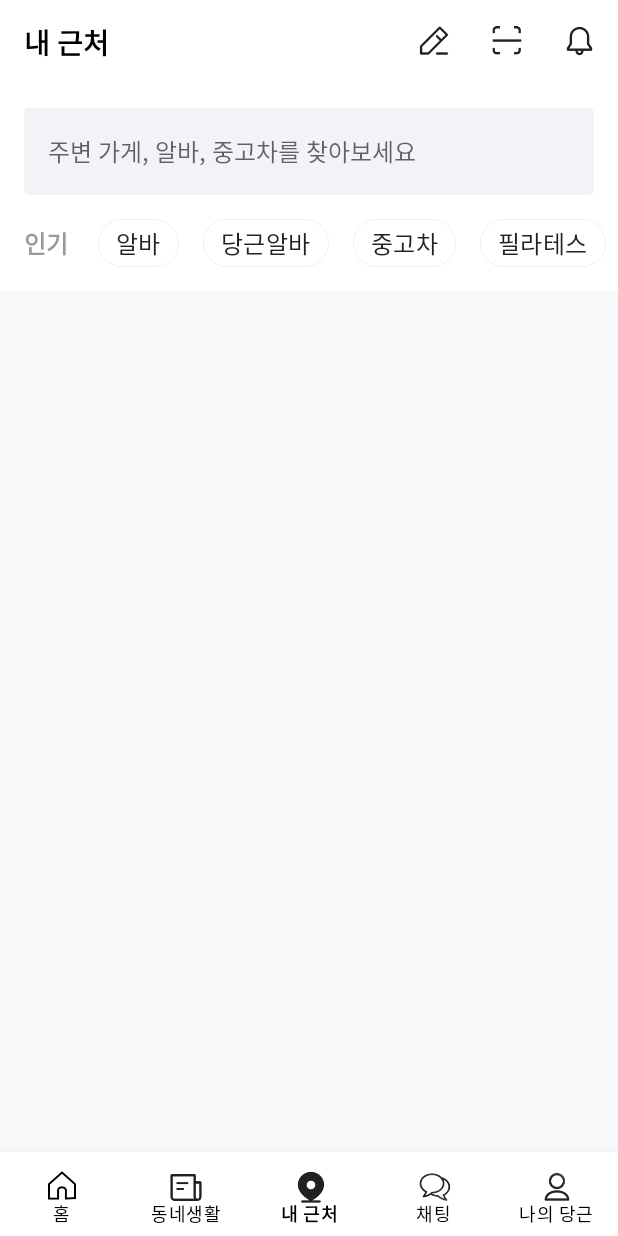
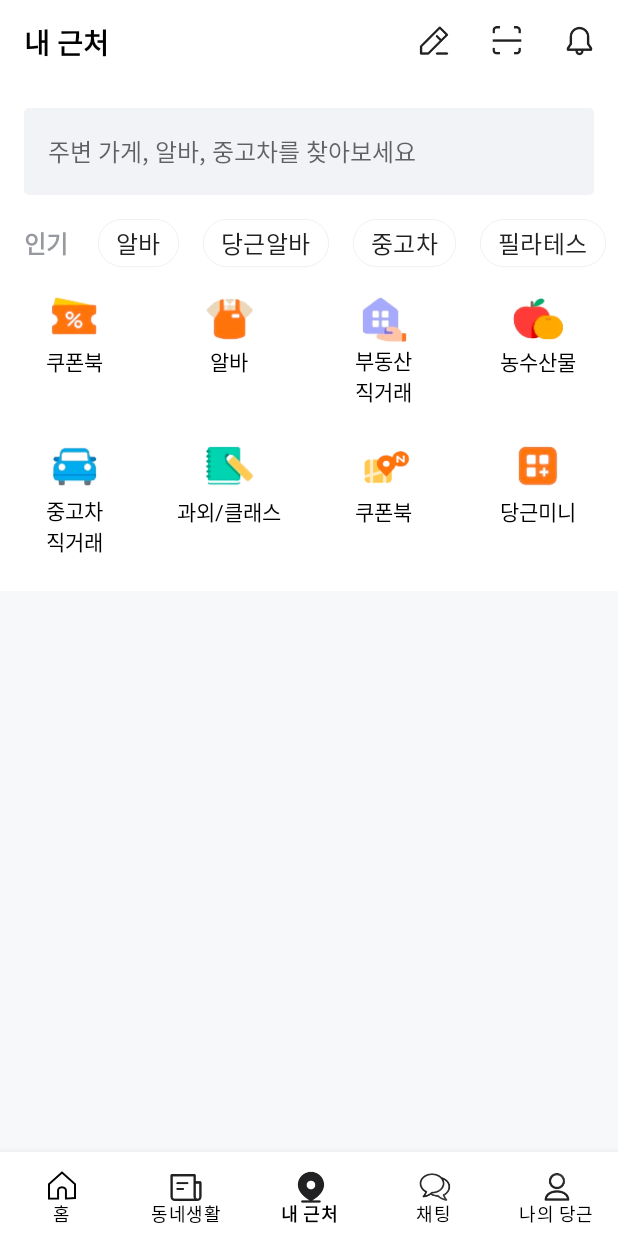
Before and after one commit to joye-seo/carrot_market, an Android app: the screen it shows after launch (MainActivity), item 3 of the bottom bar chosen, on a phone screen of 412 x 824 dp. Run offline under Robolectric (Android 15) with nearby library versions, the phone set to English and light mode, and no system bars.

Commit message:
디테일액티비티 추가 (화면구성못함) & gridLayoutmanager 사용

```diff
--- /dev/null
+++ b/app/src/main/java/com/example/week3_carrot_market/adapter/AroundAdapter.kt
@@ -0,0 +1,38 @@
+package com.example.week3_carrot_market.adapter
+
+import android.view.LayoutInflater
+import android.view.ViewGroup
+import androidx.recyclerview.widget.RecyclerView
+import com.bumptech.glide.Glide
+import com.example.week3_carrot_market.data.Around
+import com.example.week3_carrot_market.databinding.ItemAroundListBinding
+
+class AroundAdapter(private val around: List<Around>) : RecyclerView.Adapter<AroundAdapter.HomeViewHolder>() {
+
+    override fun onCreateViewHolder(parent: ViewGroup, viewType: Int): HomeViewHolder {
+
+        return HomeViewHolder(ItemAroundListBinding.inflate(LayoutInflater.from(parent.context), parent, false))
+
+    }
+
+    override fun onBindViewHolder(holder: HomeViewHolder, position: Int) {
+
+        holder.bind(around[position])
+
+    }
+
+    override fun getItemCount(): Int = around.size
+
+    inner class HomeViewHolder(private val binding: ItemAroundListBinding) : RecyclerView.ViewHolder(binding.root) {
+
+        fun bind(around: Around) {
+
+            Glide.with(itemView)
+                .load(around.profileImg)
+                .into(binding.ivIcon)
+
+            binding.tvIcon.text = around.name
+        }
+    }
+
+}
--- a/app/src/main/java/com/example/week3_carrot_market/ChatAdapter.kt
+++ b/app/src/main/java/com/example/week3_carrot_market/adapter/ChatAdapter.kt
@@ -1,4 +1,4 @@
-package com.example.week3_carrot_market
+package com.example.week3_carrot_market.adapter
 
 import android.view.LayoutInflater
 import android.view.ViewGroup
--- a/app/src/main/java/com/example/week3_carrot_market/HomeAdapter.kt
+++ b/app/src/main/java/com/example/week3_carrot_market/adapter/HomeAdapter.kt
@@ -1,21 +1,18 @@
-package com.example.week3_carrot_market
+package com.example.week3_carrot_market.adapter
 
-import android.content.Context
 import android.content.Intent
 import android.util.Log
 import android.view.LayoutInflater
-import android.view.RoundedCorner
 import android.view.ViewGroup
-import android.widget.Toast
-import androidx.annotation.RequiresFeature
 import androidx.recyclerview.widget.RecyclerView
 import com.bumptech.glide.Glide
 import com.bumptech.glide.load.MultiTransformation
 import com.bumptech.glide.load.resource.bitmap.CenterCrop
 import com.bumptech.glide.load.resource.bitmap.RoundedCorners
+import com.example.week3_carrot_market.DetailHomeActivity
+import com.example.week3_carrot_market.MainActivity
 import com.example.week3_carrot_market.data.Sale
 import com.example.week3_carrot_market.databinding.ItemHomeSaleListBinding
-import com.example.week_1.Fragment.HomeFragment
 
 class HomeAdapter(private val sale: List<Sale>) : RecyclerView.Adapter<HomeAdapter.HomeViewHolder>() {
 
@@ -58,14 +55,13 @@ class HomeAdapter(private val sale: List<Sale>) : RecyclerView.Adapter<HomeAdapt
             binding.tvMoney.text = sale.getFormattedMoney()
             binding.tvPullUp.text = sale.getFormattedPullUp()
 
-//            itemView.setOnClickListener {
-//
-//                Toast.makeText(mainActivity, "${itemView}i", Toast.LENGTH_SHORT).show()
-//
-//                val myIntent = Intent(mainActivity, DetailHomeActivity::class.java)
-////                myIntent.putExtra("Data", sale)
-//                mainActivity.startActivity(myIntent)
-//            }
+            itemView.setOnClickListener {
+
+
+                val myIntent = Intent(itemView.context, DetailHomeActivity::class.java)
+                myIntent.putExtra("Data", sale)
+                itemView.context.startActivity(myIntent)
+            }
 
 
         }
--- /dev/null
+++ b/app/src/main/java/com/example/week3_carrot_market/data/Around.kt
@@ -0,0 +1,7 @@
+package com.example.week3_carrot_market.data
+
+class Around(
+    val profileImg : Int,
+    val name : String,
+) {
+}
--- a/app/src/main/java/com/example/week3_carrot_market/mainFragment/AroundFragment.kt
+++ b/app/src/main/java/com/example/week3_carrot_market/mainFragment/AroundFragment.kt
@@ -5,14 +5,57 @@ import android.view.LayoutInflater
 import android.view.View
 import android.view.ViewGroup
 import androidx.fragment.app.Fragment
+import androidx.recyclerview.widget.GridLayoutManager
+import androidx.recyclerview.widget.LinearLayoutManager
 import com.example.week3_carrot_market.R
+import com.example.week3_carrot_market.adapter.AroundAdapter
+import com.example.week3_carrot_market.adapter.HomeAdapter
+import com.example.week3_carrot_market.data.Around
+import com.example.week3_carrot_market.data.Chat
+import com.example.week3_carrot_market.databinding.FragmentAroundBinding
+import com.example.week3_carrot_market.databinding.FragmentChatBinding
 
 class AroundFragment : Fragment() {
+
+    private var _binding : FragmentAroundBinding? = null
+
+    private val binding get() = _binding!!
+
+    private val around = listOf(
+        Around(R.drawable.img_3,"쿠폰북"),
+        Around(R.drawable.img_4,"알바"),
+        Around(R.drawable.img_5,"부동산\n직거래"),
+        Around(R.drawable.img_6,"농수산물"),
+        Around(R.drawable.img,"중고차\n직거래"),
+        Around(R.drawable.img_1,"과외/클래스"),
+        Around(R.drawable.img_8,"쿠폰북"),
+        Around(R.drawable.img_2,"당근미니"),
+
+        )
 
     override fun onCreateView(
         inflater: LayoutInflater, container: ViewGroup?,
         savedInstanceState: Bundle?
     ): View? {
-        return inflater.inflate(R.layout.fragment_around, container, false)
+
+        _binding = FragmentAroundBinding.inflate(inflater, container, false)
+        return binding.root
+    }
+    override fun onViewCreated(view: View, savedInstanceState: Bundle?) {
+        super.onViewCreated(view, savedInstanceState)
+
+        initializeViews()
+    }
+
+    private fun initializeViews() = with(binding) {
+
+        rvAroundList.layoutManager = GridLayoutManager(context,4)
+        rvAroundList.adapter = AroundAdapter(around)
+
+    }
+
+    override fun onDestroy() {
+        super.onDestroy()
+        _binding = null
     }
 }
--- a/app/src/main/java/com/example/week3_carrot_market/mainFragment/ChatFragment.kt
+++ b/app/src/main/java/com/example/week3_carrot_market/mainFragment/ChatFragment.kt
@@ -6,13 +6,10 @@ import android.view.View
 import android.view.ViewGroup
 import androidx.fragment.app.Fragment
 import androidx.recyclerview.widget.LinearLayoutManager
-import com.example.week3_carrot_market.ChatAdapter
-import com.example.week3_carrot_market.HomeAdapter
+import com.example.week3_carrot_market.adapter.ChatAdapter
 import com.example.week3_carrot_market.R
 import com.example.week3_carrot_market.data.Chat
-import com.example.week3_carrot_market.data.Sale
 import com.example.week3_carrot_market.databinding.FragmentChatBinding
-import com.example.week3_carrot_market.databinding.FragmentHomeBinding
 
 class ChatFragment : Fragment() {
 
--- a/app/src/main/java/com/example/week3_carrot_market/mainFragment/HomeFragment.kt
+++ b/app/src/main/java/com/example/week3_carrot_market/mainFragment/HomeFragment.kt
@@ -6,7 +6,7 @@ import android.view.View
 import android.view.ViewGroup
 import androidx.fragment.app.Fragment
 import androidx.recyclerview.widget.LinearLayoutManager
-import com.example.week3_carrot_market.HomeAdapter
+import com.example.week3_carrot_market.adapter.HomeAdapter
 import com.example.week3_carrot_market.R
 import com.example.week3_carrot_market.data.Sale
 import com.example.week3_carrot_market.databinding.FragmentHomeBinding
--- a/app/src/main/res/layout/activity_detail_home.xml
+++ b/app/src/main/res/layout/activity_detail_home.xml
@@ -6,17 +6,12 @@
     android:layout_height="match_parent"
     tools:context=".DetailHomeActivity">
 
-    <FrameLayout
+    <TextView
         app:layout_constraintTop_toTopOf="parent"
         android:layout_width="match_parent"
-        android:layout_height="400dp">
+        android:layout_height="wrap_content"
+        android:text="디테일 액티비티 부분 입니다"
+        android:textSize="20sp" />
 
 
-
-
-
-
-
-    </FrameLayout>
-
 </androidx.constraintlayout.widget.ConstraintLayout>
--- a/app/src/main/res/layout/fragment_around.xml
+++ b/app/src/main/res/layout/fragment_around.xml
@@ -212,6 +212,17 @@
 
                 </HorizontalScrollView>
 
+                <androidx.recyclerview.widget.RecyclerView
+                    android:id="@+id/rv_around_list"
+                    android:layout_width="match_parent"
+                    android:layout_height="wrap_content"
+                    android:overScrollMode="never"
+                    app:layoutManager="androidx.recyclerview.widget.GridLayoutManager"
+                    app:spanCount="4"
+                    tools:itemCount="8"
+                    tools:listitem="@layout/item_around_list" />
+
+
             </LinearLayout>
 
         </LinearLayout>
--- a/app/src/main/res/layout/fragment_town.xml
+++ b/app/src/main/res/layout/fragment_town.xml
@@ -67,6 +67,14 @@
 
     </LinearLayout>
 
+    <TextView
+        app:layout_constraintTop_toBottomOf="@id/action_bar"
+        android:layout_width="match_parent"
+        android:layout_height="wrap_content"
+        android:text="동네생활 부분 입니다"
+        android:textSize="20sp" />
+
+
 
 
 
--- /dev/null
+++ b/app/src/main/res/layout/item_around_list.xml
@@ -0,0 +1,22 @@
+<?xml version="1.0" encoding="utf-8"?>
+<LinearLayout xmlns:android="http://schemas.android.com/apk/res/android"
+    android:layout_width="100dp"
+    android:layout_height="100dp"
+    android:gravity="center_horizontal"
+    android:orientation="vertical">
+
+    <ImageView
+        android:id="@+id/iv_icon"
+        android:layout_width="36dp"
+        android:layout_height="36dp"
+        android:src="@drawable/img_3" />
+
+    <TextView
+        android:id="@+id/tv_icon"
+        android:layout_width="wrap_content"
+        android:layout_height="wrap_content"
+        android:text="쿠폰북"
+        android:textColor="@color/black"
+        android:textSize="14sp" />
+
+</LinearLayout>
```
Also changed, not shown: app/src/main/res/drawable/img_8.png (added), app/src/main/res/drawable/img_9.png (added).
